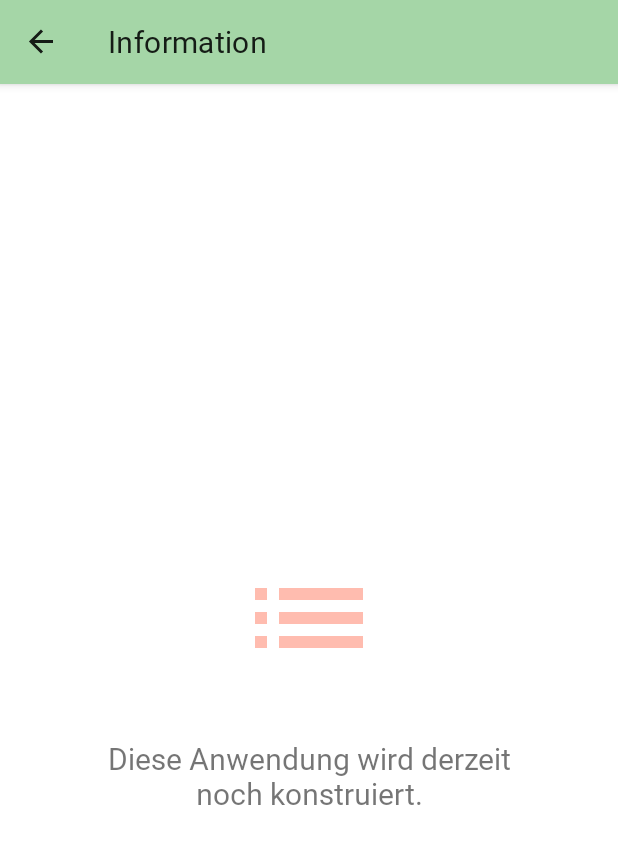
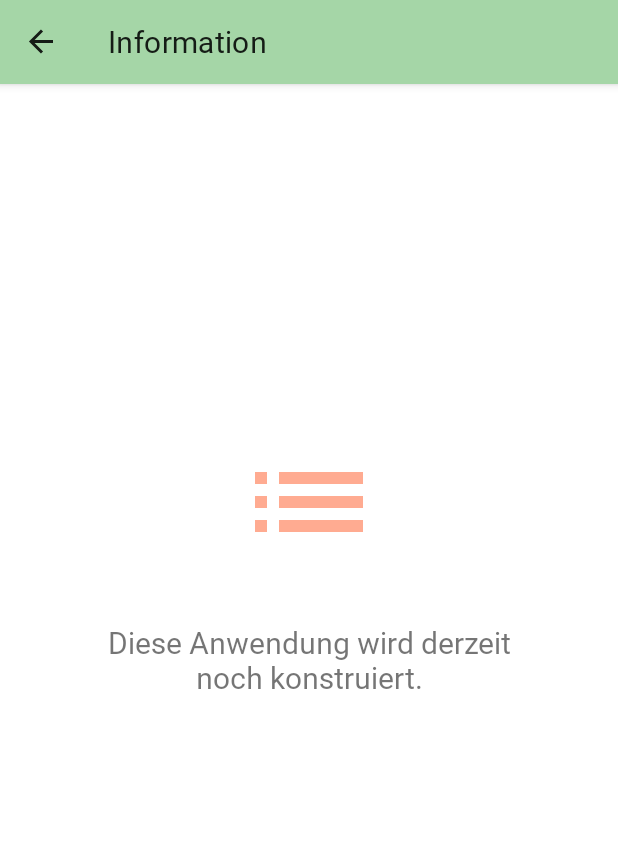
Before and after one commit to mteerie/Vocabulario, an Android app: the InfoFragment screen opened through its navigation route, on a phone screen of 412 x 824 dp. Shown: the top 844 px of the screen. Run offline under Robolectric (Android 15) with nearby library versions, the phone set to English and light mode, and no system bars; our stand-ins replace Dagger/Hilt's generated code, Room's generated code, navigation-ui; libraries missing offline, so code that uses them is left out: androidx.hilt, androidx.hilt.lifecycle; 2 statements that could not run were skipped.

Commit message:
clean up project, update some views to material versions

```diff
--- a/app/src/main/java/com/inf3005/android/vocabulario/MainActivity.kt
+++ b/app/src/main/java/com/inf3005/android/vocabulario/MainActivity.kt
@@ -16,20 +16,21 @@ class MainActivity : AppCompatActivity() {
 
     private lateinit var navigationController: NavController
 
+    private lateinit var navHostFragment: NavHostFragment
+
     override fun onCreate(savedInstanceState: Bundle?) {
         super.onCreate(savedInstanceState)
         setContentView(R.layout.activity_main)
 
-        val navHostFragment = supportFragmentManager.findFragmentById(R.id.nav_host_fragment)
+        navHostFragment = supportFragmentManager.findFragmentById(R.id.nav_host_fragment)
                 as NavHostFragment
 
         navigationController = navHostFragment.navController
 
-        setupActionBarWithNavController(navHostFragment.navController)
+        setupActionBarWithNavController(navigationController)
     }
 
     override fun onSupportNavigateUp(): Boolean {
-
         KeyboardUtilities.hideKeyboard(this)
         return navigationController.navigateUp() || super.onSupportNavigateUp()
     }
@@ -44,5 +45,4 @@ class MainActivity : AppCompatActivity() {
          * */
         KeyboardUtilities.hideKeyboard(this)
     }
-
 }
--- a/app/src/main/res/layout/fragment_info.xml
+++ b/app/src/main/res/layout/fragment_info.xml
@@ -4,34 +4,33 @@
     xmlns:tools="http://schemas.android.com/tools"
     android:layout_width="match_parent"
     android:layout_height="match_parent"
-    tools:context=".InfoFragment"
-    android:layout_marginBottom="?attr/actionBarSize">
+    tools:context=".InfoFragment">
 
-    <ImageView
+    <com.google.android.material.imageview.ShapeableImageView
         android:id="@+id/aboutImageList"
         android:layout_width="96dp"
         android:layout_height="96dp"
+        android:scaleType="fitXY"
         android:contentDescription="@string/fragment_info_list_icon"
-        android:scaleType="fitXY"
-        app:layout_constraintBottom_toBottomOf="parent"
+        android:layout_marginBottom="32dp"
+        app:layout_constraintBottom_toTopOf="@+id/info_text_1"
         app:layout_constraintEnd_toEndOf="parent"
         app:layout_constraintStart_toStartOf="parent"
-        app:layout_constraintTop_toTopOf="parent"
         app:srcCompat="@drawable/ic_info_list"
-        app:tint="@color/red_200" />
+        app:tint="@color/deep_orange_200" />
 
-    <TextView
+    <com.google.android.material.textview.MaterialTextView
         android:id="@+id/info_text_1"
         android:layout_width="0dp"
         android:layout_height="wrap_content"
         android:layout_marginStart="64dp"
         android:layout_marginEnd="64dp"
-        android:layout_marginTop="32dp"
         android:gravity="center"
         android:text="@string/info_text_1"
         android:textSize="20sp"
+        app:layout_constraintBottom_toBottomOf="parent"
         app:layout_constraintEnd_toEndOf="parent"
         app:layout_constraintStart_toStartOf="parent"
-        app:layout_constraintTop_toBottomOf="@+id/aboutImageList" />
+        app:layout_constraintTop_toTopOf="parent" />
 
 </androidx.constraintlayout.widget.ConstraintLayout>
--- a/app/src/main/res/layout/fragment_list_item.xml
+++ b/app/src/main/res/layout/fragment_list_item.xml
@@ -32,7 +32,7 @@
             android:layout_height="wrap_content"
             android:padding="16dp">
 
-            <TextView
+            <com.google.android.material.textview.MaterialTextView
                 android:id="@+id/entry_de"
                 android:layout_width="wrap_content"
                 android:layout_height="wrap_content"
@@ -44,7 +44,7 @@
                 app:layout_constraintStart_toStartOf="parent"
                 app:layout_constraintTop_toTopOf="parent" />
 
-            <TextView
+            <com.google.android.material.textview.MaterialTextView
                 android:id="@+id/entry_sp"
                 android:layout_width="wrap_content"
                 android:layout_height="wrap_content"
@@ -58,7 +58,7 @@
                 app:layout_constraintTop_toBottomOf="@+id/entry_de"
                 app:spText="@{vocabulary}" />
 
-            <ImageView
+            <com.google.android.material.imageview.ShapeableImageView
                 android:id="@+id/difficulty_image"
                 android:layout_width="16dp"
                 android:layout_height="16dp"
--- a/app/src/main/res/menu/action_bar_menu_list.xml
+++ b/app/src/main/res/menu/action_bar_menu_list.xml
@@ -13,7 +13,7 @@
         android:icon="@drawable/ic_search"
         android:title="@string/search_action"
         app:actionViewClass="androidx.appcompat.widget.SearchView"
-        app:showAsAction="ifRoom|collapseActionView" />
+        app:showAsAction="always|collapseActionView" />
 
     <item
         android:enabled="true"
@@ -43,7 +43,6 @@
                     android:title="@string/sort_difficulty_desc" />
             </group>
         </menu>
-
     </item>
 
 </menu>
--- a/app/src/main/res/values-night/themes.xml
+++ /dev/null
@@ -1,28 +0,0 @@
-<resources xmlns:tools="http://schemas.android.com/tools">
-    <!-- Base application theme. -->
-    <style name="Theme.Vocabulario" parent="Theme.MaterialComponents.DayNight.DarkActionBar">
-        <!-- Primary brand color. -->
-        <item name="colorPrimary">@color/deep_purple_900</item>
-        <item name="colorPrimaryVariant">@color/deep_purple_900_dark</item>
-        <item name="colorOnPrimary">@color/white</item>
-        <!-- Secondary brand color. -->
-        <item name="colorSecondary">@color/red_200</item>
-        <item name="colorSecondaryVariant">@color/red_200_dark</item>
-        <item name="colorOnSecondary">@color/black</item>
-        <!-- Status bar color. -->
-        <item name="android:statusBarColor" tools:targetApi="l">?attr/colorPrimaryVariant</item>
-        <!-- Customize your theme here. -->
-        <item name="actionBarStyle">@style/primaryColorActionBar</item>
-        <item name="snackbarStyle">@style/secondaryColorSnackBar</item>
-        <item name="android:fontFamily">@font/roboto_regular</item>
-    </style>
-
-    <style name="primaryColorActionBar" parent="Widget.MaterialComponents.ActionBar.Solid">
-        <item name="backgroundTint">@color/deep_purple_900</item>
-    </style>
-
-    <style name="secondaryColorSnackBar" parent="Widget.MaterialComponents.Snackbar">
-        <item name="backgroundTint">@color/deep_orange_200</item>
-    </style>
-
-</resources>
--- a/app/src/main/res/values/colors.xml
+++ b/app/src/main/res/values/colors.xml
@@ -9,14 +9,6 @@
     <color name="deep_orange_200_dark">#c97b63</color>
     <color name="deep_orange_200_light">#ffddc1</color>
 
-    <color name="deep_purple_900">#9fa8da</color>
-    <color name="deep_purple_900_dark">#6f79a8</color>
-    <color name="deep_purple_900_light">#d1d9ff</color>
-
-    <color name="red_200">#ffbcaf</color>
-    <color name="red_200_dark">#ff8a80</color>
-    <color name="red_200_light">#ffcccb</color>
-
     <color name="red_600">#e53935</color>
     <color name="yellow_600">#fdd835</color>
     <color name="green_600">#7cb342</color>
```
Also changed, not shown: app/src/main/res/drawable-anydpi-v26/ic_launcher_background.xml (+14 -7 lines).
